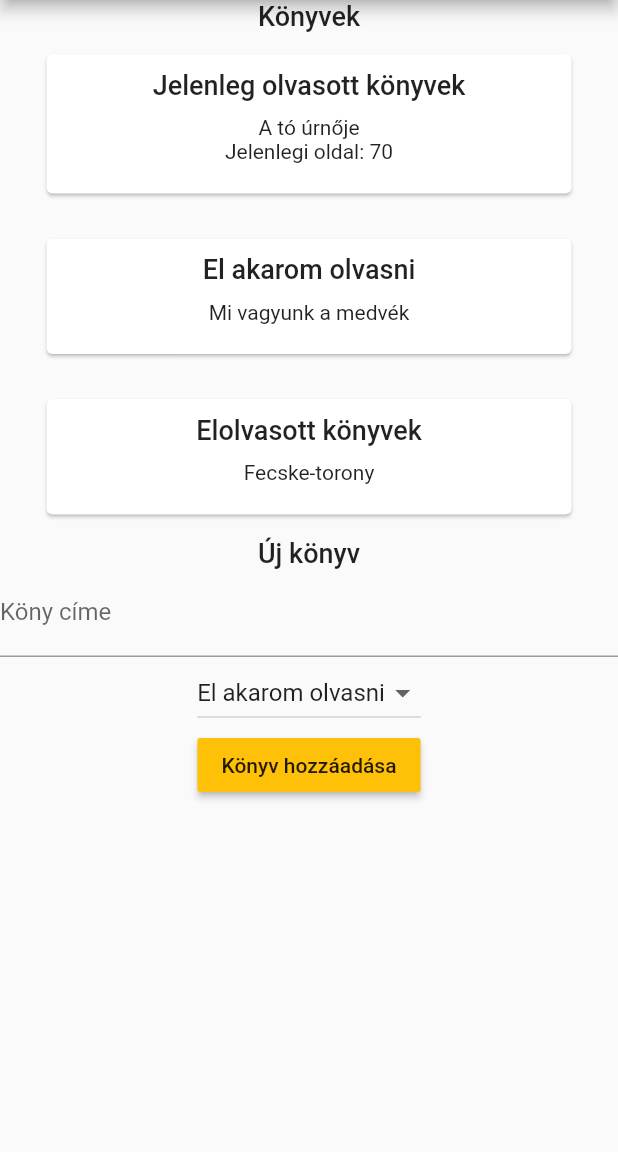
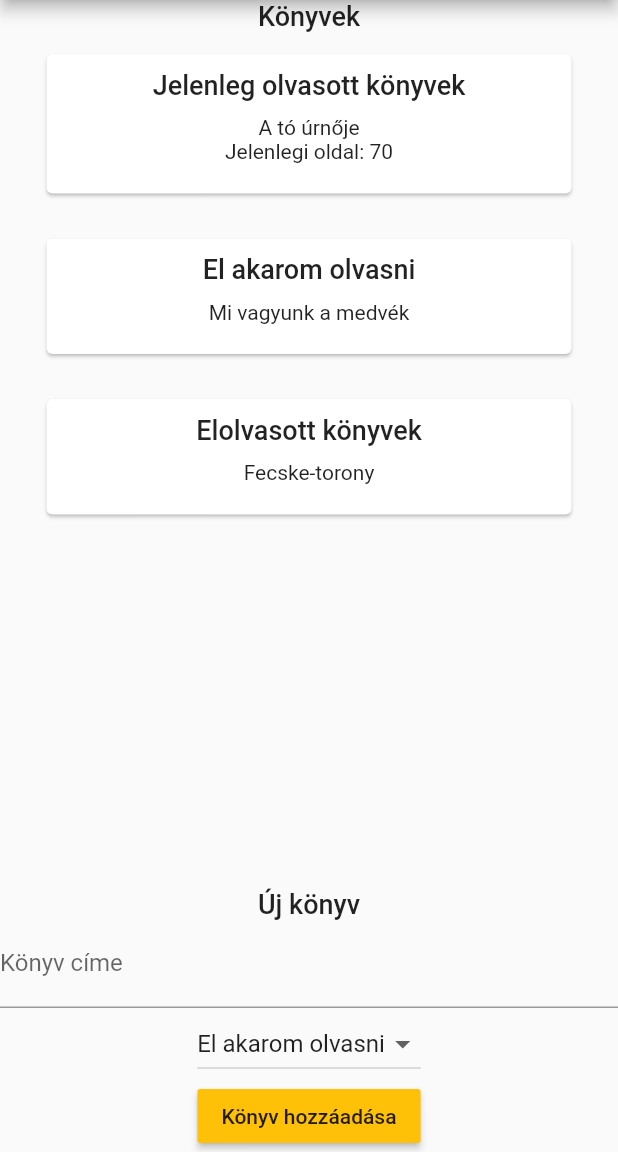
Before and after one commit to BulcsuFarmasi/my_entertainment, a Flutter app: the screen it shows after launch, after a tap on "Könyv hozzáadása", on a phone screen of 412 x 824 dp, the part 84-1236 px from its top. Run offline on Flutter 3.47's test engine with Material 2 defaults, Android fonts, the phone set to English and light mode, and no system bars.

Commit message:
put new book form to the bottom of page and add better validation

```diff
--- a/lib/widgets/book/book_page.dart
+++ b/lib/widgets/book/book_page.dart
@@ -52,25 +52,35 @@ class _BookPageState extends State<BookPage> {
     setState(() {
       books.add(newBook);
     });
-
-
   }
 
   @override
   Widget build(BuildContext context) {
+    return LayoutBuilder(
+        builder: (BuildContext context, BoxConstraints contraints) {
+      print(contraints.maxHeight);
       return SingleChildScrollView(
+        child: Container(
+          height: contraints.maxHeight,
           child: Column(
             children: [
               Text(
                 Intl.message('Könyvek'),
                 style: Theme.of(context).textTheme.headline6,
               ),
-          ...ReadingState.values.map((ReadingState readingState)  {
-            return BookGroup(readingState: readingState, books: bookGroups[readingState],);
+              ...ReadingState.values.map((ReadingState readingState) {
+                return BookGroup(
+                  readingState: readingState,
+                  books: bookGroups[readingState],
+                );
               }),
-          NewBook(addBook),
+              Expanded(
+                child: NewBook(addBook),
+              ),
             ],
           ),
+        ),
       );
+    });
   }
 }
--- a/lib/widgets/book/new_book.dart
+++ b/lib/widgets/book/new_book.dart
@@ -28,7 +28,7 @@ class _NewBookState extends State<NewBook> {
   int currentPage;
 
   void addBook() {
-    if (title.isEmpty) {
+    if (title == null || title.isEmpty) {
       return;
     }
     Book newBook = createBook();
@@ -45,13 +45,14 @@ class _NewBookState extends State<NewBook> {
   @override
   Widget build(BuildContext context) {
       return Column(
+        mainAxisAlignment: MainAxisAlignment.end,
         children: [
           Text(
             Intl.message('Új könyv'),
             style: Theme.of(context).textTheme.headline6,
           ),
           TextField(
-          decoration: InputDecoration(labelText: Intl.message('Köny címe')),
+            decoration: InputDecoration(labelText: Intl.message('Könyv címe')),
             onChanged: (String newTitle) => setState(() {
               title = newTitle;
             }),
@@ -85,5 +86,6 @@ class _NewBookState extends State<NewBook> {
           )
         ],
       );
+
   }
 }
```
Lines whose indentation alone changed are shown as unchanged.
